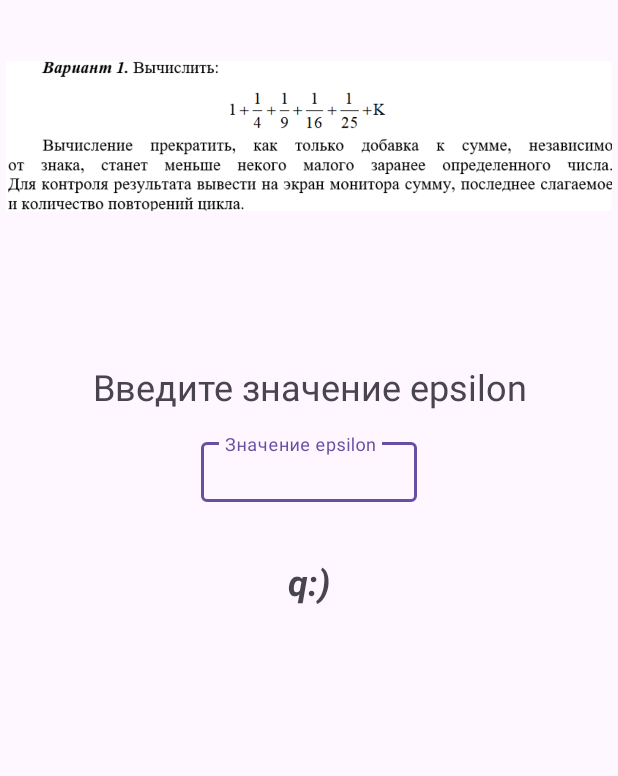
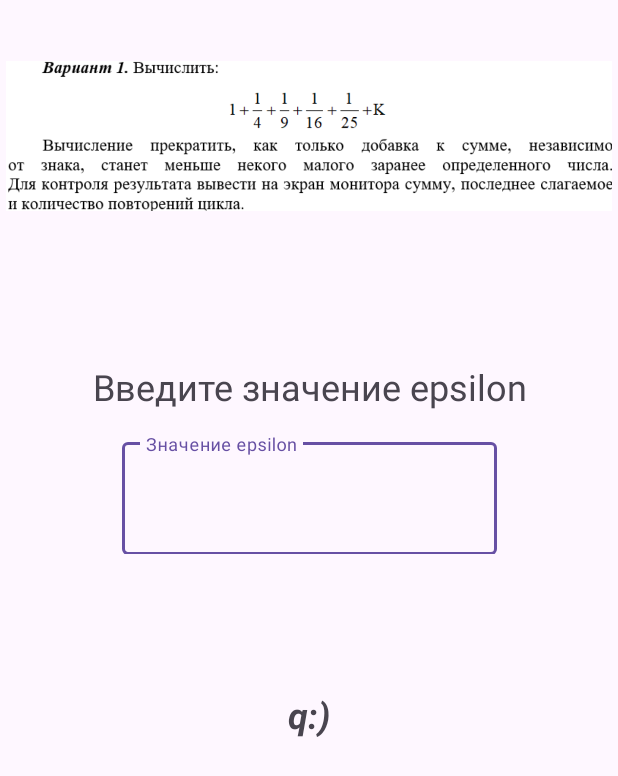
Before and after one commit to Nextkick/lab2_kotlin, an Android app: the screen it shows after launch (MainActivity), on a phone screen of 412 x 824 dp. Shown: the top 776 px of the screen. Run offline under Robolectric (Android 15) with nearby library versions, the phone set to English and light mode, and no system bars.

```diff
--- a/app/src/main/res/layout/activity_main.xml
+++ b/app/src/main/res/layout/activity_main.xml
@@ -5,12 +5,12 @@
     android:id="@+id/main"
     android:layout_width="match_parent"
     android:layout_height="match_parent"
-    tools:context="MainActivity">
+    tools:context="com.example.lab2_kotlin.MainActivity">
 
     <com.google.android.material.textfield.TextInputLayout
         android:id="@+id/main_form_layout"
-        android:layout_width="144dp"
-        android:layout_height="50dp"
+        android:layout_width="250dp"
+        android:layout_height="80dp"
         android:layout_marginStart="8dp"
         android:layout_marginTop="15dp"
         android:layout_marginEnd="8dp"
@@ -22,9 +22,9 @@
         <com.google.android.material.textfield.TextInputEditText
             android:id="@+id/main_form"
             android:layout_width="match_parent"
-            android:layout_height="40dp"
+            android:layout_height="75dp"
             android:textAlignment="center"
-            android:textSize="28sp"
+            android:textSize="24sp"
             android:hint="@string/count_epsilon"
             android:inputType="numberDecimal"/>
     </com.google.android.material.textfield.TextInputLayout>
@@ -32,11 +32,12 @@
     <TextView
         android:id="@+id/main_label"
         android:layout_width="332dp"
-        android:layout_height="85dp"
+        android:layout_height="150dp"
         android:layout_marginStart="8dp"
         android:layout_marginTop="32dp"
         android:layout_marginEnd="8dp"
         android:text="@string/face"
+        android:gravity="center"
         android:textAlignment="center"
         android:textSize="24sp"
         android:textStyle="bold|italic"
--- a/app/src/main/res/values/strings.xml
+++ b/app/src/main/res/values/strings.xml
@@ -3,10 +3,11 @@
     <string name="epsilon_label">Введите значение epsilon</string>
     <string name="face">q:)</string>
     <string name="count_epsilon">Значение epsilon</string>
-    <string name="epsilon_error_text">Значение epsilon не должно превышать 1.</string>
+    <string name="epsilon_error1_text">Значение epsilon не должно превышать 1.</string>
+    <string name="epsilon_error2_text">Значение epsilon не должно быть меньше или равно 0</string>
     <string name="image_description">lab 2 variant 1 task text</string>
     <string name="not_number_ex_text">It is not number</string>
-    <string name="result">result">%1$s %2$d\n%3$s %4$d\n%5$s %6$d</string>
+    <string name="result">%1$s %2$f\n%3$s %4$f\n%5$s %6$d</string>
     <string name="sum">Сумма: </string>
     <string name="last_term">Последнее слагаемое: </string>
     <string name="iterations">Число повторений: </string>
```
Also changed, not shown: app/src/main/java/com/example/lab2_kotlin/MainActivity.kt (+15 -6 lines), app/src/main/java/com/example/lab2_kotlin/util/util.kt (+6 -6 lines).
